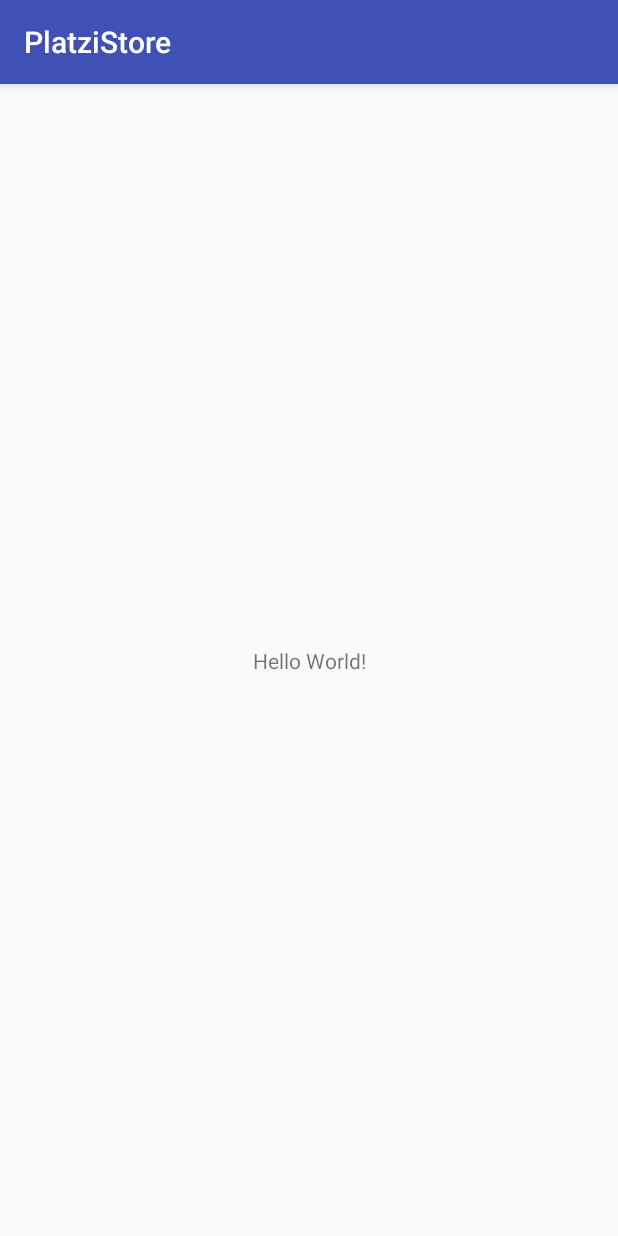
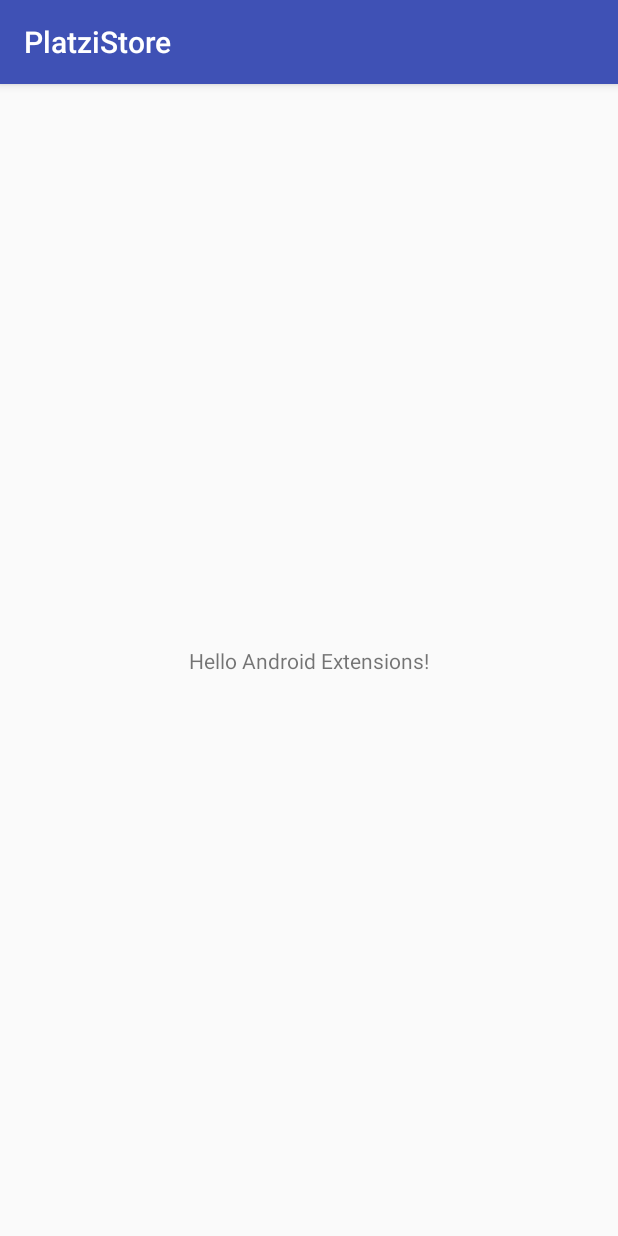
Before and after one commit to proyectox123/CursoDeKotlin, an Android app: the screen it shows after launch (MainActivity), on a phone screen of 412 x 824 dp. Run offline under Robolectric (Android 15) with nearby library versions, the phone set to English and light mode, and no system bars.

Commit message:
Qué son y cómo se usan las Android Extensions.

```diff
--- a/PlatziStore/app/src/main/java/com/platzistore/mho/platzistore/MainActivity.kt
+++ b/PlatziStore/app/src/main/java/com/platzistore/mho/platzistore/MainActivity.kt
@@ -1,12 +1,15 @@
 package com.platzistore.mho.platzistore
 
+import android.os.Bundle
 import android.support.v7.app.AppCompatActivity
-import android.os.Bundle
+import kotlinx.android.synthetic.main.activity_main.*
 
 class MainActivity : AppCompatActivity() {
 
     override fun onCreate(savedInstanceState: Bundle?) {
         super.onCreate(savedInstanceState)
         setContentView(R.layout.activity_main)
+
+        label_hello_world.text = "Hello Android Extensions!"
     }
 }
--- a/PlatziStore/app/src/main/res/layout/activity_main.xml
+++ b/PlatziStore/app/src/main/res/layout/activity_main.xml
@@ -7,6 +7,7 @@
     tools:context="com.platzistore.mho.platzistore.MainActivity">
 
     <TextView
+        android:id="@+id/label_hello_world"
         android:layout_width="wrap_content"
         android:layout_height="wrap_content"
         android:text="Hello World!"
```
